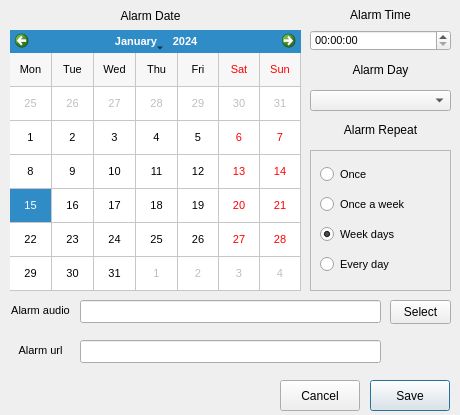
Qt form ui/qalarm.ui (jabouzi/qalarm) before a commit.
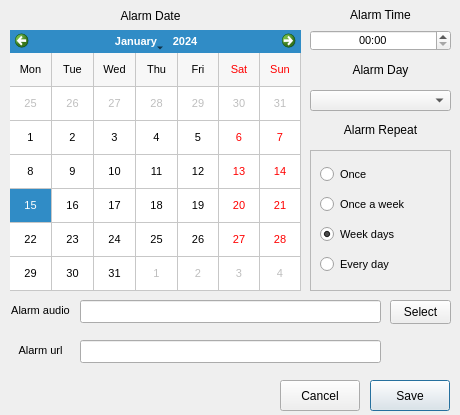
The same form after that commit.

Diff of the .ui file:
```diff
--- a/ui/qalarm.ui
+++ b/ui/qalarm.ui
@@ -67,6 +67,12 @@
      <bold>false</bold>
     </font>
    </property>
+   <property name="alignment">
+    <set>Qt::AlignCenter</set>
+   </property>
+   <property name="displayFormat">
+    <string>hh:mm</string>
+   </property>
   </widget>
   <widget class="QFrame" name="frame">
    <property name="geometry">
```
